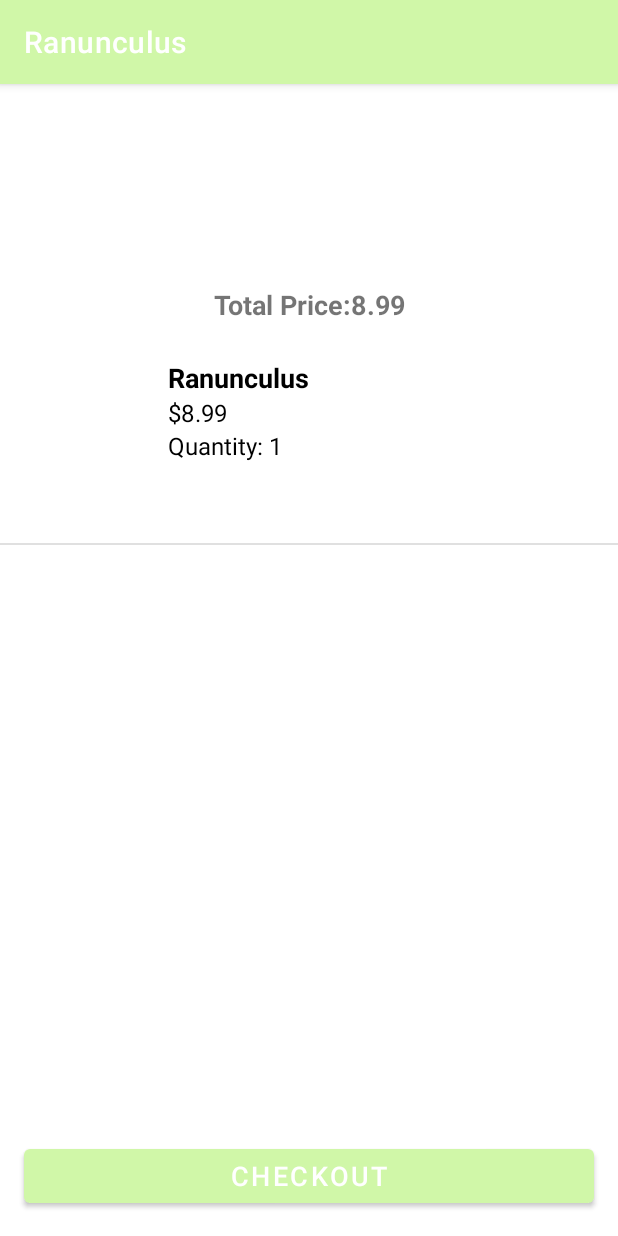
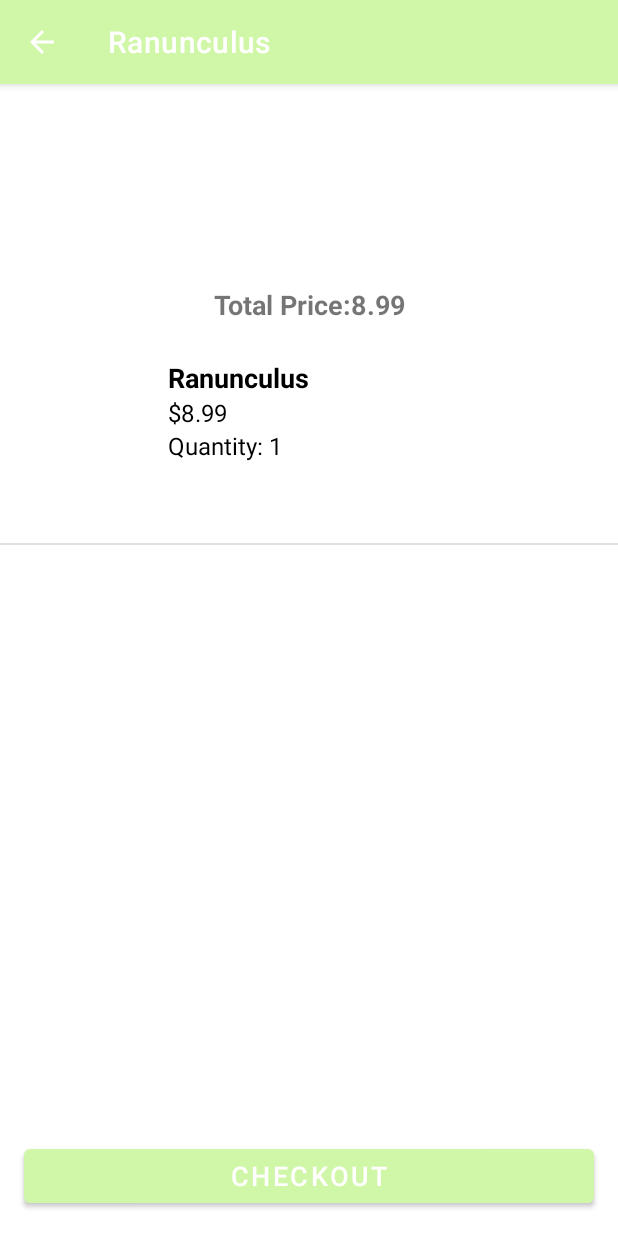
Before and after one commit to paridhi04/W23_G10_PlantingYourWay, an Android app: the ProductPageActivity screen opened directly, with no data from a screen before it, after a tap on "VIEW CART", on a phone screen of 412 x 824 dp. Run offline under Robolectric (Android 15) with nearby library versions, the phone set to English and light mode, and no system bars; 1 other tap on this screen came first.

Commit message:
updated shopping cart

```diff
--- a/app/src/main/java/com/example/plantingyourway/CartActivity.java
+++ b/app/src/main/java/com/example/plantingyourway/CartActivity.java
@@ -1,8 +1,10 @@
 package com.example.plantingyourway;
 
+import androidx.appcompat.app.ActionBar;
 import androidx.appcompat.app.AppCompatActivity;
 
 import android.os.Bundle;
+import android.widget.Button;
 import android.widget.ListView;
 import android.widget.TextView;
 import com.example.plantingyourway.CartAdapter;
@@ -25,6 +27,12 @@ public class CartActivity extends AppCompatActivity {
     protected void onCreate(Bundle savedInstanceState) {
         super.onCreate(savedInstanceState);
         setContentView(R.layout.activity_cart);
+
+        ActionBar actionBar = getSupportActionBar();
+        actionBar.setDisplayHomeAsUpEnabled(true);
+        actionBar.setDisplayUseLogoEnabled(true);
+        actionBar.setTitle("Planting Your Way");
+
 
         // Get the cart from the intent
         cart = new ArrayList<Product>();
--- a/app/src/main/java/com/example/plantingyourway/ProductPageActivity.java
+++ b/app/src/main/java/com/example/plantingyourway/ProductPageActivity.java
@@ -31,6 +31,11 @@ public class ProductPageActivity extends AppCompatActivity {
     protected void onCreate(Bundle savedInstanceState) {
         super.onCreate(savedInstanceState);
         setContentView(R.layout.activity_product_page);
+
+        ActionBar actionBar = getSupportActionBar();
+        actionBar.setDisplayHomeAsUpEnabled(true);
+        actionBar.setDisplayUseLogoEnabled(true);
+        actionBar.setTitle("Planting Your Way");
 
         // Instantiate the products
         product1 = new Product("Ranunculus", "$8.99", "Product Description", R.drawable.img_4, 0);
--- a/app/src/main/res/layout/activity_main.xml
+++ b/app/src/main/res/layout/activity_main.xml
@@ -23,6 +23,8 @@
         android:layout_height="wrap_content"
         android:layout_marginTop="32dp"
         android:text="@string/txtAboutUs"
+        android:textSize="20sp"
+        android:textStyle="bold"
         app:layout_constraintBottom_toBottomOf="parent"
         app:layout_constraintEnd_toEndOf="parent"
         app:layout_constraintStart_toStartOf="parent"
```
